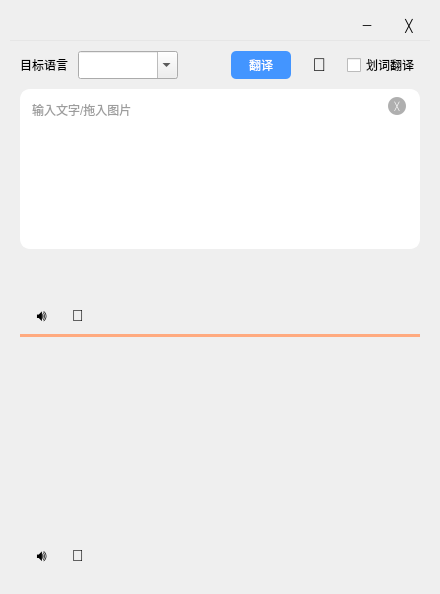
Before: the Qt Designer form baidu_trans/MainWindow.ui in mtrdong/translator_pyqt5, drawn with Qt 5.
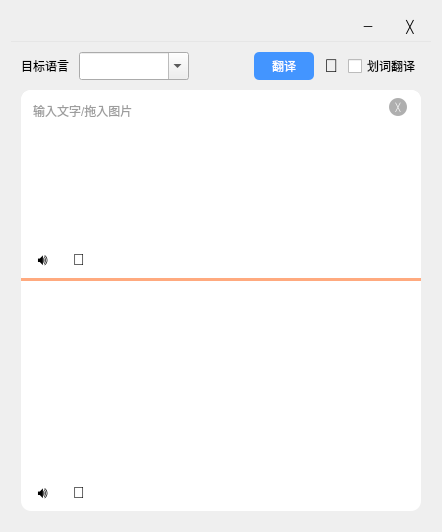
After: the same form once the commit is applied.

Commit message: 布局调整

```diff
--- a/baidu_trans/MainWindow.ui
+++ b/baidu_trans/MainWindow.ui
@@ -6,8 +6,8 @@
    <rect>
     <x>0</x>
     <y>0</y>
-    <width>440</width>
-    <height>594</height>
+    <width>438</width>
+    <height>532</height>
    </rect>
   </property>
   <property name="windowTitle">
@@ -17,36 +17,6 @@
    <property name="spacing">
     <number>0</number>
    </property>
-   <property name="leftMargin">
-    <number>10</number>
-   </property>
-   <property name="topMargin">
-    <number>10</number>
-   </property>
-   <property name="rightMargin">
-    <number>10</number>
-   </property>
-   <property name="bottomMargin">
-    <number>10</number>
-   </property>
-   <item>
-    <widget class="QWidget" name="widget" native="true">
-     <layout class="QVBoxLayout" name="verticalLayout_2">
-      <property name="spacing">
-       <number>0</number>
-      </property>
-      <property name="leftMargin">
-       <number>0</number>
-      </property>
-      <property name="topMargin">
-       <number>0</number>
-      </property>
-      <property name="rightMargin">
-       <number>0</number>
-      </property>
-      <property name="bottomMargin">
-       <number>0</number>
-      </property>
       <item>
        <layout class="QHBoxLayout" name="horizontalLayout">
         <property name="spacing">
@@ -77,7 +47,7 @@
            </size>
           </property>
           <property name="styleSheet">
-           <string notr="true">QPushButton {background-color: transparent; border: 1px solid transparent;} QPushButton:hover {background-color: rgb(230, 230, 230); border: 1px solid rgb(230, 230, 230);} QPushButton:pressed {background-color: rgb(200, 200, 200); border: 1px solid rgb(200, 200, 200);}</string>
+        <string notr="true">QPushButton {background-color: transparent; border: 0;} QPushButton:hover {background-color: rgb(230, 230, 230); border: 0;} QPushButton:pressed {background-color: rgb(200, 200, 200); border: 0;}</string>
           </property>
           <property name="text">
            <string>─</string>
@@ -93,7 +63,7 @@
            </size>
           </property>
           <property name="styleSheet">
-           <string notr="true">QPushButton {background-color: transparent; border: 1px solid transparent;} QPushButton:hover {background-color: rgb(228, 104, 85); border: 1px solid rgb(228, 104, 85);} QPushButton:pressed {background-color: rgb(196, 94, 74); border: 1px solid rgb(196, 94, 74);}</string>
+        <string notr="true">QPushButton {background-color: transparent; border: 0;} QPushButton:hover {background-color: rgb(228, 104, 85); border: 0;} QPushButton:pressed {background-color: rgb(196, 94, 74); border: 0;}</string>
           </property>
           <property name="text">
            <string>╳</string>
@@ -122,14 +92,7 @@
        </widget>
       </item>
       <item>
-       <widget class="QWidget" name="widget_2" native="true">
-        <property name="minimumSize">
-         <size>
-          <width>0</width>
-          <height>100</height>
-         </size>
-        </property>
-        <layout class="QVBoxLayout" name="verticalLayout_3">
+    <layout class="QVBoxLayout" name="verticalLayout_2">
          <property name="spacing">
           <number>0</number>
          </property>
@@ -166,7 +129,7 @@
               <widget class="QComboBox" name="comboBox">
                <property name="minimumSize">
                 <size>
-                 <width>100</width>
+             <width>110</width>
                  <height>28</height>
                 </size>
                </property>
@@ -187,7 +150,7 @@
              </property>
              <property name="sizeHint" stdset="0">
               <size>
-               <width>20</width>
+           <width>15</width>
                <height>20</height>
               </size>
              </property>
@@ -196,7 +159,7 @@
            <item>
             <layout class="QHBoxLayout" name="horizontalLayout_4">
              <property name="spacing">
-              <number>20</number>
+          <number>10</number>
              </property>
              <item>
               <widget class="QPushButton" name="pushButton_3">
@@ -226,7 +189,7 @@
                 <string>截屏翻译（F1）</string>
                </property>
                <property name="styleSheet">
-                <string notr="true">QPushButton {background-color: transparent; border: 1px solid transparent; font-size: 18px}</string>
+            <string notr="true">QPushButton {background-color: transparent; border: 0; font-size: 18px}</string>
                </property>
                <property name="text">
                 <string>📸</string>
@@ -264,6 +227,27 @@
           </spacer>
          </item>
          <item>
+      <widget class="QWidget" name="widget" native="true">
+       <property name="styleSheet">
+        <string notr="true">QWidget#widget {background-color: rgb(255, 255, 255); border-radius: 10px;} QScrollBar:vertical {background: transparent; width: 6px; margin: 0;} QScrollBar::handle:vertical {background: rgb(224, 224, 224); min-height: 30px; border-radius: 3px;} QScrollBar::sub-line:vertical {height: 0; subcontrol-position: top;} QScrollBar::add-line:vertical {height: 0; subcontrol-position: bottom;} QScrollBar:horizontal {background: transparent; height: 6px; margin: 0;} QScrollBar::handle:horizontal {background: rgb(224, 224, 224); min-width: 30px; border-radius: 3px;} QScrollBar::sub-line:horizontal {width: 0; subcontrol-position: left;} QScrollBar::add-line:horizontal {width: 0; subcontrol-position: right;}</string>
+       </property>
+       <layout class="QVBoxLayout" name="verticalLayout_3">
+        <property name="spacing">
+         <number>0</number>
+        </property>
+        <property name="leftMargin">
+         <number>0</number>
+        </property>
+        <property name="topMargin">
+         <number>0</number>
+        </property>
+        <property name="rightMargin">
+         <number>0</number>
+        </property>
+        <property name="bottomMargin">
+         <number>0</number>
+        </property>
+        <item>
           <widget class="QTextEdit" name="textEdit">
            <property name="minimumSize">
             <size>
@@ -278,7 +262,7 @@
             </size>
            </property>
            <property name="styleSheet">
-            <string notr="true">QTextEdit {background-color: rgb(255, 255, 255); border: 2px solid rgb(255, 255, 255); border-radius: 10px; font: 16px &quot;微软雅黑&quot;; color: rgb(60, 60, 60); padding: 6px;} QTextEdit:hover {border: 2px solid rgb(82, 186, 255);} QTextEdit:focus {border: 2px solid rgb(82, 186, 255);} QScrollBar:vertical {background: transparent; width: 6px; margin: 0;} QScrollBar::handle:vertical {background: rgb(224, 224, 224); min-height: 30px; border-radius: 3px;} QScrollBar::sub-line:vertical {height: 0; subcontrol-position: top;} QScrollBar::add-line:vertical {height: 0; subcontrol-position: bottom;} QScrollBar:horizontal {background: transparent; height: 6px; margin: 0;} QScrollBar::handle:horizontal {background: rgb(224, 224, 224); min-width: 30px; border-radius: 3px;} QScrollBar::sub-line:horizontal {width: 0; subcontrol-position: left;} QScrollBar::add-line:horizontal {width: 0; subcontrol-position: right;}</string>
+           <string notr="true">QTextEdit {background-color: rgb(255, 255, 255); border: 2px solid rgb(255, 255, 255); border-radius: 10px; font: 16px &quot;微软雅黑&quot;; color: rgb(60, 60, 60); padding: 6px;} QTextEdit:hover {border: 2px solid rgb(82, 186, 255);} QTextEdit:focus {border: 2px solid rgb(82, 186, 255);}</string>
            </property>
            <property name="placeholderText">
             <string>输入文字/拖入图片</string>
@@ -322,17 +306,11 @@
                   <height>18</height>
                  </size>
                 </property>
-                <property name="maximumSize">
-                 <size>
-                  <width>18</width>
-                  <height>18</height>
-                 </size>
-                </property>
                 <property name="cursor">
                  <cursorShape>PointingHandCursor</cursorShape>
                 </property>
                 <property name="styleSheet">
-                 <string notr="true">QPushButton {background-color: rgba(0, 0, 0, 80); border: 0px; border-radius: 9px; font-size: 8px; color: rgb(255, 255, 255);}</string>
+                <string notr="true">QPushButton {background-color: rgba(0, 0, 0, 80); border: 0; border-radius: 9px; font-size: 8px; color: rgb(255, 255, 255);}</string>
                 </property>
                 <property name="text">
                  <string>╳</string>
@@ -358,8 +336,11 @@
           </widget>
          </item>
          <item>
-          <widget class="QWidget" name="widget_3" native="true">
-           <layout class="QVBoxLayout" name="verticalLayout_6">
+         <widget class="QWidget" name="widget_2" native="true">
+          <property name="styleSheet">
+           <string notr="true">QPushButton {background-color: transparent; border: 0; font-size: 16px}</string>
+          </property>
+          <layout class="QVBoxLayout" name="verticalLayout_5">
             <property name="spacing">
              <number>0</number>
             </property>
@@ -395,14 +376,8 @@
              </widget>
             </item>
             <item>
-             <widget class="QWidget" name="widget_4" native="true">
-              <property name="maximumSize">
-               <size>
-                <width>16777215</width>
-                <height>100</height>
-               </size>
-              </property>
-              <layout class="QVBoxLayout" name="verticalLayout_8">
+            <widget class="QWidget" name="widget_3" native="true">
+             <layout class="QVBoxLayout" name="verticalLayout_6">
                <property name="spacing">
                 <number>0</number>
                </property>
@@ -452,9 +427,6 @@
                    <property name="toolTip">
                     <string>语音播报</string>
                    </property>
-                   <property name="styleSheet">
-                    <string notr="true">QPushButton {background-color: transparent; border: 1px solid transparent; font-size: 16px}</string>
-                   </property>
                    <property name="text">
                     <string>🔊</string>
                    </property>
@@ -480,9 +452,6 @@
                    <property name="toolTip">
                     <string>复制内容</string>
                    </property>
-                   <property name="styleSheet">
-                    <string notr="true">QPushButton {background-color: transparent; border: 1px solid transparent; font-size: 16px}</string>
-                   </property>
                    <property name="text">
                     <string>📑</string>
                    </property>
@@ -528,13 +497,13 @@
                </size>
               </property>
               <property name="styleSheet">
-               <string notr="true">QTextBrowser {background-color: transparent; border: 2px solid transparent; border-radius: 10px; font: 16px &quot;微软雅黑&quot;; color: rgb(60, 60, 60); padding: 6px;} QScrollBar:vertical {background: transparent; width: 6px; margin: 0;} QScrollBar::handle:vertical {background: rgb(224, 224, 224); min-height: 30px; border-radius: 3px;} QScrollBar::sub-line:vertical {height: 0; subcontrol-position: top;} QScrollBar::add-line:vertical {height: 0; subcontrol-position: bottom;} QScrollBar:horizontal {background: transparent; height: 6px; margin: 0;} QScrollBar::handle:horizontal {background: rgb(224, 224, 224); min-width: 30px; border-radius: 3px;} QScrollBar::sub-line:horizontal {width: 0; subcontrol-position: left;} QScrollBar::add-line:horizontal {width: 0; subcontrol-position: right;}</string>
+              <string notr="true">QTextBrowser {background-color: transparent; border: 2px solid transparent; border-radius: 10px; font: 16px &quot;微软雅黑&quot;; color: rgb(60, 60, 60); padding: 6px;}</string>
               </property>
              </widget>
             </item>
             <item>
-             <widget class="QWidget" name="widget_5" native="true">
-              <layout class="QHBoxLayout" name="horizontalLayout_13">
+            <widget class="QWidget" name="widget_4" native="true">
+             <layout class="QHBoxLayout" name="horizontalLayout_7">
                <property name="spacing">
                 <number>14</number>
                </property>
@@ -558,21 +527,12 @@
                    <height>22</height>
                   </size>
                  </property>
-                 <property name="maximumSize">
-                  <size>
-                   <width>22</width>
-                   <height>22</height>
-                  </size>
-                 </property>
                  <property name="cursor">
                   <cursorShape>PointingHandCursor</cursorShape>
                  </property>
                  <property name="toolTip">
                   <string>语音播报</string>
                  </property>
-                 <property name="styleSheet">
-                  <string notr="true">QPushButton {background-color: transparent; border: 1px solid transparent; font-size: 16px}</string>
-                 </property>
                  <property name="text">
                   <string>🔊</string>
                  </property>
@@ -586,21 +546,12 @@
                    <height>22</height>
                   </size>
                  </property>
-                 <property name="maximumSize">
-                  <size>
-                   <width>22</width>
-                   <height>22</height>
-                  </size>
-                 </property>
                  <property name="cursor">
                   <cursorShape>PointingHandCursor</cursorShape>
                  </property>
                  <property name="toolTip">
                   <string>复制内容</string>
                  </property>
-                 <property name="styleSheet">
-                  <string notr="true">QPushButton {background-color: transparent; border: 1px solid transparent; font-size: 16px}</string>
-                 </property>
                  <property name="text">
                   <string>📑</string>
                  </property>
@@ -629,7 +580,6 @@
        </widget>
       </item>
      </layout>
-    </widget>
    </item>
   </layout>
  </widget>
```
Left out of the diff: 20 changed lines with no effect on the pictures. Lines whose indentation alone changed are shown as unchanged. The commit also changes 6 other files.
